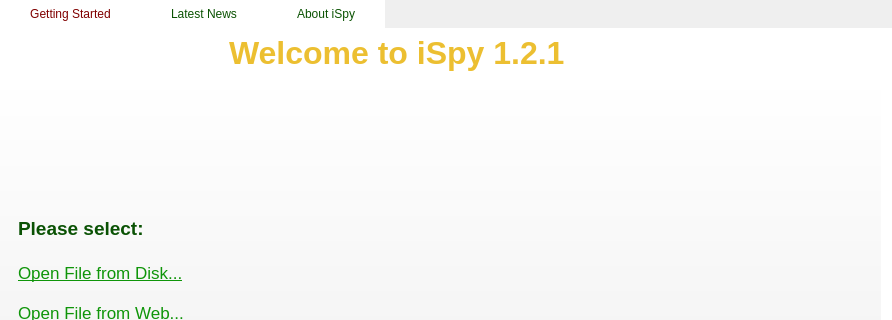
Before: the Qt Designer form Iguana/QtGUI/src/ISpySplashScreen.ui in cms-outreach/ispy, drawn with Qt 5; both pictures show x 0 to 892 and y 0 to 320 of the 892 by 582 pixel window.
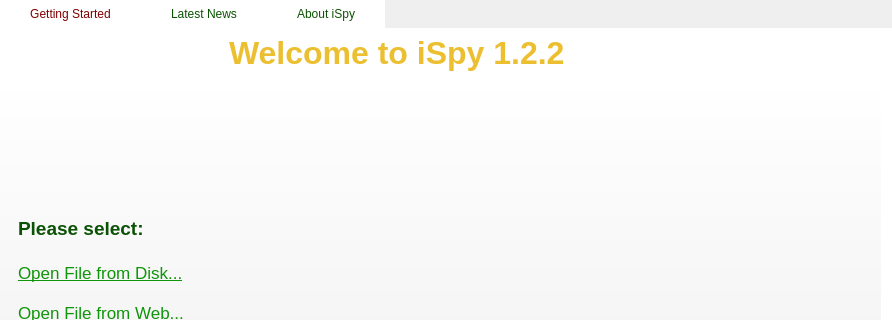
After: the same form once the commit is applied. Icons and pictures are not drawn.

The edit to the form file:
```diff
--- a/Iguana/QtGUI/src/ISpySplashScreen.ui
+++ b/Iguana/QtGUI/src/ISpySplashScreen.ui
@@ -146,7 +146,7 @@
 </string>
             </property>
             <property name="text">
-             <string>Welcome to iSpy 1.2.1</string>
+             <string>Welcome to iSpy 1.2.2</string>
             </property>
            </widget>
           </item>
```
